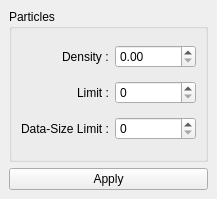
The window that Widgets/RenderOptions.ui (CCSEPBVR/CS-IS-PBVR) describes before a commit, drawn with Qt 5.
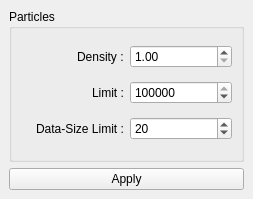
The same window after the commit.

Commit message: RenderOptionクラスを実装

```diff
--- a/Widgets/RenderOptions.ui
+++ b/Widgets/RenderOptions.ui
@@ -6,7 +6,7 @@
    <rect>
     <x>0</x>
     <y>0</y>
-    <width>217</width>
+    <width>253</width>
     <height>199</height>
    </rect>
   </property>
@@ -43,13 +43,37 @@
         </widget>
        </item>
        <item row="1" column="1">
-        <widget class="QSpinBox" name="limitSBox"/>
+        <widget class="QSpinBox" name="limitSBox">
+         <property name="minimum">
+          <number>1</number>
+         </property>
+         <property name="maximum">
+          <number>999999999</number>
+         </property>
+         <property name="value">
+          <number>10000000</number>
+         </property>
+        </widget>
        </item>
        <item row="2" column="1">
-        <widget class="QSpinBox" name="dataSizeLimitSBox"/>
+        <widget class="QSpinBox" name="dataSizeLimitSBox">
+         <property name="minimum">
+          <number>1</number>
+         </property>
+         <property name="maximum">
+          <number>100</number>
+         </property>
+         <property name="value">
+          <number>20</number>
+         </property>
+        </widget>
        </item>
        <item row="0" column="1">
-        <widget class="QDoubleSpinBox" name="densityDSBox"/>
+        <widget class="QDoubleSpinBox" name="densityDSBox">
+         <property name="minimum">
+          <double>1.000000000000000</double>
+         </property>
+        </widget>
        </item>
       </layout>
      </widget>
```
The commit also changes 2 other files.
